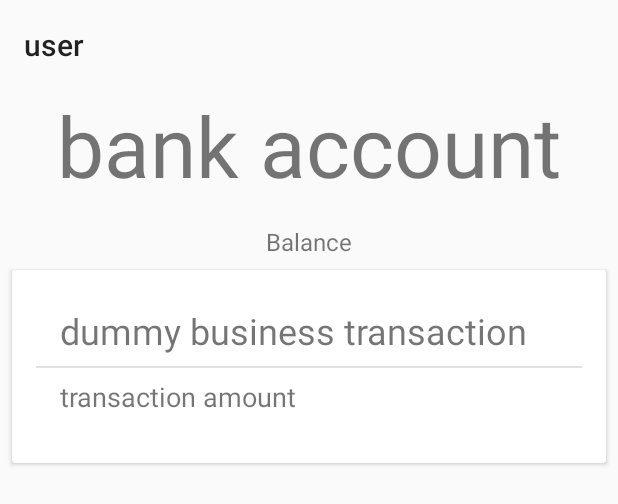
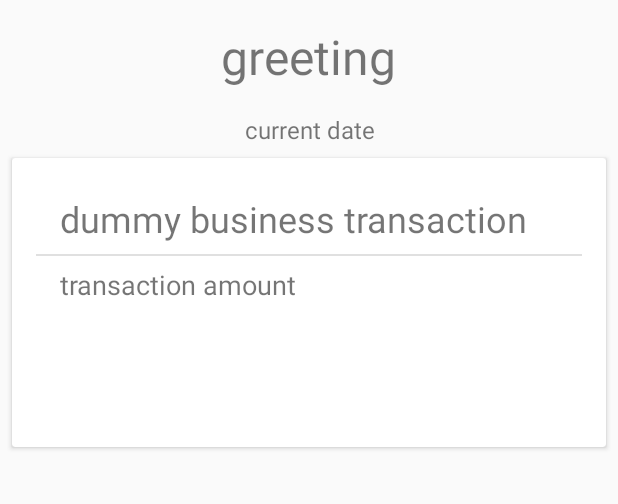
Before and after one commit to rgreen88/FirebaseNotJPMC, an Android app: the layout card_view_layout.xml on its own in the app's theme, with its tools: preview values and no code run, on a phone screen of 412 x 824 dp. Shown: the top 504 px of the screen. Run offline under Robolectric (Android 15) with nearby library versions, the phone set to English and light mode, and no system bars.

Commit message:
reformatting cardview layout to be identical to jpmc

```diff
--- a/app/src/main/res/layout/card_view_layout.xml
+++ b/app/src/main/res/layout/card_view_layout.xml
@@ -7,32 +7,21 @@
     android:orientation="vertical">
 
     <TextView
-        android:id="@+id/tv_user"
-        style="@style/TextAppearance.AppCompat.Widget.ActionBar.Title"
-        android:layout_width="wrap_content"
-        android:layout_height="wrap_content"
-        android:layout_marginLeft="16dp"
-        android:layout_marginStart="16dp"
-        android:layout_marginTop="16dp"
-        android:text="@string/user"
-        android:textAlignment="center" />
-
-    <TextView
-        android:id="@+id/tv_bank"
+        android:id="@+id/tv_greeting"
         android:layout_width="wrap_content"
         android:layout_height="wrap_content"
         android:layout_gravity="center"
         android:layout_margin="@dimen/default_padding"
-        android:text="@string/bank"
+        android:text="greeting"
         android:textAlignment="center"
-        android:textSize="56sp" />
+        android:textSize="32dp" />
 
     <TextView
-        android:id="@+id/tv_balance"
+        android:id="@+id/tv_current_date"
         android:layout_width="wrap_content"
         android:layout_height="wrap_content"
         android:layout_gravity="center"
-        android:text="@string/balance"
+        android:text="current date"
         android:textAlignment="center"
         android:textSize="16sp"
         android:visibility="visible" />
@@ -60,7 +49,7 @@
         <RelativeLayout
             android:layout_width="match_parent"
             android:layout_height="wrap_content"
-            android:paddingBottom="16dp"
+            android:paddingBottom="80dp"
             android:paddingTop="48dp">
 
             <View
```
